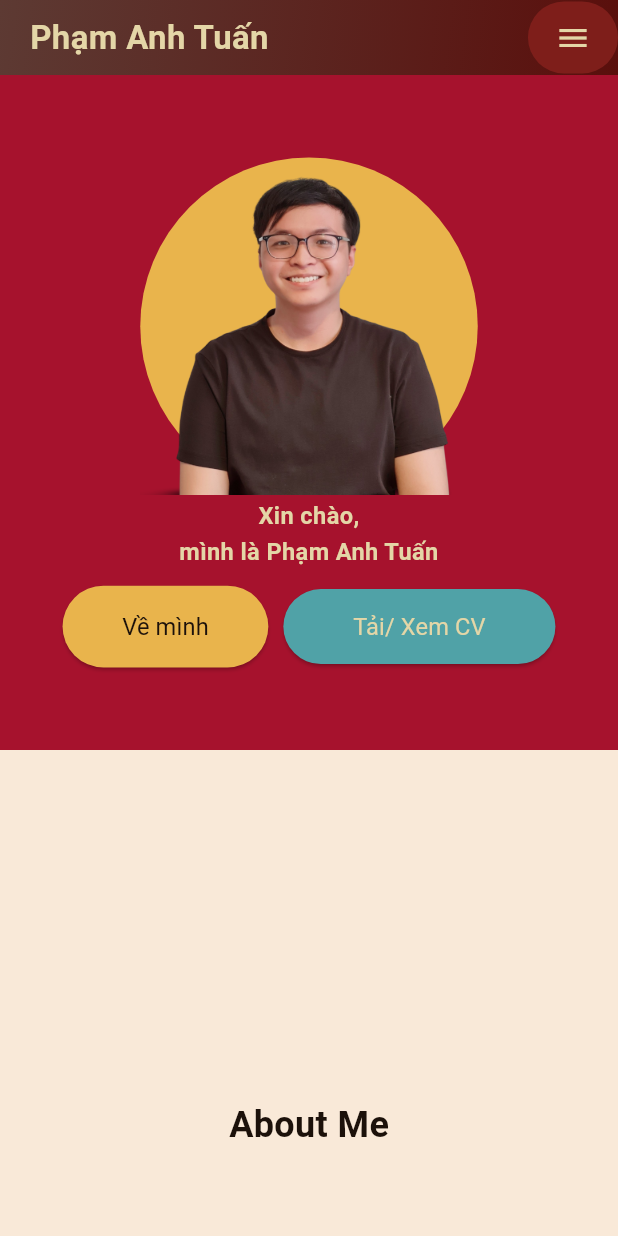
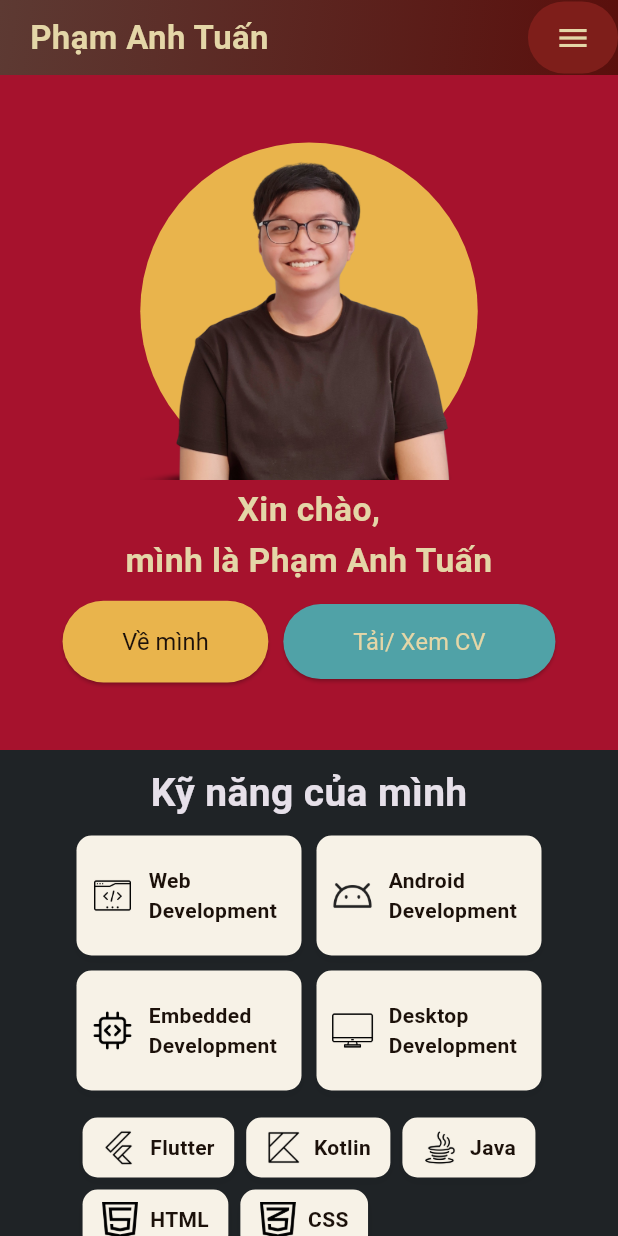
Before and after one commit to phamanhtuan-coder/dart_my_portfolio, a Flutter app: the screen it shows after launch, on a phone screen of 412 x 824 dp. Run offline on Flutter 3.47's test engine with Material 3 defaults, Android fonts, the phone set to English and light mode, and no system bars.

Commit message:
Skill section mobile updated

```diff
--- a/lib/constants/skill_items.dart
+++ b/lib/constants/skill_items.dart
@@ -8,38 +8,28 @@ const List<Map> platformItems = [
     'img': 'assets/android_dev_icon.png'
   },
   {
-    'title': 'Desktop \nDevelopment',
-    'img': 'assets/desktop_icon.png'
-  },{
     'title': 'Embedded \nDevelopment',
     'img': 'assets/integrated_system_icon.png'
   },
+  {
+    'title': 'Desktop \nDevelopment',
+    'img': 'assets/desktop_icon.png'
+  },
 ];
 
-const List<Map> skillItems=[
+
+const List<Map> skillItems = [
   {
     'title': 'Flutter',
     'img': 'assets/flutter_icon.png'
-  },
-  {
-    'title': 'Java',
-    'img': 'assets/java_icon.png'
   },
   {
     'title': 'Kotlin',
     'img': 'assets/kotlin_icon.png'
   },
   {
-    'title': 'C/C++',
-    'img': 'assets/cpp_icon.png'
-  },
-  {
-    'title': 'C#',
-    'img': 'assets/csharp_icon.png'
-  },
-  {
-    'title': 'Python',
-    'img': 'assets/python_icon.png'
+    'title': 'Java',
+    'img': 'assets/java_icon.png'
   },
   {
     'title': 'HTML',
@@ -58,15 +48,31 @@ const List<Map> skillItems=[
     'img': 'assets/nodejs_icon.png'
   },
   {
-    'title': 'MySQL',
-    'img': 'assets/mysql_icon.png'
-  },
-  {
     'title': 'Firebase',
     'img': 'assets/firebase_icon.png'
   },
   {
+    'title': 'MySQL',
+    'img': 'assets/mysql_icon.png'
+  },
+  //{
+   // 'title': 'MSSQL',
+  //  'img': 'assets/mssql_icon.png' // Add this icon to your assets
+  //},
+  {
+    'title': 'C/C++',
+    'img': 'assets/cpp_icon.png'
+  },
+  {
+    'title': 'C#',
+    'img': 'assets/csharp_icon.png'
+  },
+  {
     'title': 'Arduino',
     'img': 'assets/arduino_icon.png'
-  }
+  },
+  {
+    'title': 'Python',
+    'img': 'assets/python_icon.png'
+  },
 ];
--- a/lib/pages/home_page.dart
+++ b/lib/pages/home_page.dart
@@ -7,6 +7,7 @@ import 'package:my_portfolio/widgets/header_mobile.dart';
 import 'package:my_portfolio/widgets/hero_section_desktop.dart';
 import 'package:my_portfolio/widgets/hero_section_mobile.dart';
 import 'package:my_portfolio/widgets/skill_section_desktop.dart';
+import 'package:my_portfolio/widgets/skill_section_mobile.dart';
 
 class HomePage extends StatefulWidget {
   const HomePage({super.key});
@@ -53,8 +54,9 @@ class _HomePageState extends State<HomePage> {
 
               // Dark Section (Skills)
               if (constraints.maxWidth > kMinDesktopMaxWidth)
-              SkillSectionDesktop(),
-              //else
+              SkillSectionDesktop()
+              else
+                SkillSectionMobile(),
 
 
               // Light Section (About Me)
--- a/lib/widgets/hero_section_mobile.dart
+++ b/lib/widgets/hero_section_mobile.dart
@@ -52,7 +52,7 @@ class HeroSectionMobile extends StatelessWidget {
               "Xin chào,\nmình là Phạm Anh Tuấn",
               textAlign: TextAlign.center,
               style: TextStyle(
-                fontSize: minHeight * 0.035,
+                fontSize: minHeight * 0.05,
                 fontWeight: FontWeight.bold,
                 color: CustomColor.textPrimary,
                 height: 1.5,
--- a/lib/widgets/skill_section_mobile.dart
+++ b/lib/widgets/skill_section_mobile.dart
@@ -0,0 +1,41 @@
+import 'package:flutter/material.dart';
+import 'package:my_portfolio/constants/colors.dart';
+import 'package:my_portfolio/widgets/skill_section_platform_card_mobile.dart';
+import 'package:my_portfolio/widgets/skill_section_skill_card_mobile.dart';
+
+class SkillSectionMobile  extends StatelessWidget {
+  const SkillSectionMobile ({super.key});
+
+  @override
+  Widget build(BuildContext context) {
+    return Container(
+      color: CustomColor.bgDark,
+      width: double.infinity,
+      height: 550,
+      child: Column(
+              children:[
+                //Title
+                Padding(
+                  padding: const EdgeInsets.only(top: 10, bottom: 10),
+                  child:
+                    Text('Kỹ năng của mình', style: TextStyle(fontSize: 26, fontWeight: FontWeight.bold),)
+                ),
+                //Platforms and SKills
+                Column(
+                  mainAxisAlignment: MainAxisAlignment.start,
+                 crossAxisAlignment: CrossAxisAlignment.center,
+                 children:[
+                   //Platforms
+                   PlatformCardMobile(),
+                    SizedBox(height:10),
+                   //Skills
+                   SkillCardMobile(),
+                 ]
+
+                ),
+                        ]
+
+      ),
+    );
+  }
+}
--- a/lib/widgets/skill_section_platform_card_mobile.dart
+++ b/lib/widgets/skill_section_platform_card_mobile.dart
@@ -0,0 +1,63 @@
+import 'package:flutter/material.dart';
+import 'package:my_portfolio/constants/colors.dart';
+import 'package:my_portfolio/constants/skill_items.dart';
+
+class PlatformCardMobile extends StatelessWidget {
+  const PlatformCardMobile({super.key});
+
+  @override
+  Widget build(BuildContext context) {
+    return ConstrainedBox(
+      constraints: const BoxConstraints(maxWidth: 350),
+      child: Wrap(
+        spacing: 10,
+        runSpacing: 10,
+        children: [
+          for (int i = 0; i < platformItems.length; i++)
+            Container(
+              width: 150,
+              height: 80,
+              decoration: BoxDecoration(
+                color: CustomColor.cardBg,
+                borderRadius: BorderRadius.circular(10),
+                boxShadow: [
+                  BoxShadow(
+                    color: Colors.black.withOpacity(0.05),
+                    blurRadius: 5,
+                    offset: Offset(0, 3),
+                  ),
+                ],
+              ),
+              child: Padding(
+                padding: const EdgeInsets.symmetric(horizontal: 10, vertical: 8),
+                child: Row(
+                  children: [
+                    // Platform icon
+                    Image.asset(
+                      platformItems[i]['img'],
+                      width: 28, // Smaller icon size
+                      height: 28,
+                    ),
+                    const SizedBox(width: 10),
+                    // Platform title
+                    Expanded(
+                      child: Text(
+                        platformItems[i]['title'],
+                        style: TextStyle(
+                          color: CustomColor.subColor,
+                          fontSize: 14, // Slightly reduced font size for compactness
+                          fontWeight: FontWeight.bold,
+                        ),
+                        maxLines: 2,
+                        overflow: TextOverflow.ellipsis, // Ensure text fits in one or two lines
+                      ),
+                    ),
+                  ],
+                ),
+              ),
+            ),
+        ],
+      ),
+    );
+  }
+}
--- a/lib/widgets/skill_section_skill_card_mobile.dart
+++ b/lib/widgets/skill_section_skill_card_mobile.dart
@@ -0,0 +1,57 @@
+import 'package:flutter/material.dart';
+import '../constants/colors.dart';
+import '../constants/skill_items.dart';
+
+class SkillCardMobile extends StatelessWidget {
+  const SkillCardMobile({super.key});
+
+  @override
+  Widget build(BuildContext context) {
+    return ConstrainedBox(
+      constraints: const BoxConstraints(maxWidth: 350),
+      child: Padding(
+        padding: const EdgeInsets.symmetric(horizontal: 14, vertical: 8),
+        child:
+          Wrap(
+            spacing: 8,
+            runSpacing: 8,
+            children: [
+              for (int i = 0; i < skillItems.length; i++)
+                Container(
+                  padding: const EdgeInsets.symmetric(horizontal: 13, vertical: 8),
+                  decoration: BoxDecoration(
+                    color: CustomColor.cardBg,
+                    borderRadius: BorderRadius.circular(10),
+                    boxShadow: [
+                      BoxShadow(
+                        color: Colors.black.withOpacity(0.05),
+                        blurRadius: 5,
+                        offset: Offset(0, 3),
+                      ),
+                    ],
+                  ),
+                  child: Row(
+                    mainAxisSize: MainAxisSize.min,
+                    children: [
+                      // Skill icon
+                      Image.asset(skillItems[i]['img'], width: 24, height: 24),
+                      const SizedBox(width: 8),
+                      // Skill text
+                      Text(
+                        skillItems[i]['title'],
+                        style: TextStyle(
+                          color: CustomColor.subColor,
+                          fontSize: 14,
+                          fontWeight: FontWeight.bold,
+                        ),
+                      ),
+                    ],
+                  ),
+                ),
+            ],
+          ),
+
+      ),
+    );
+  }
+}
```
